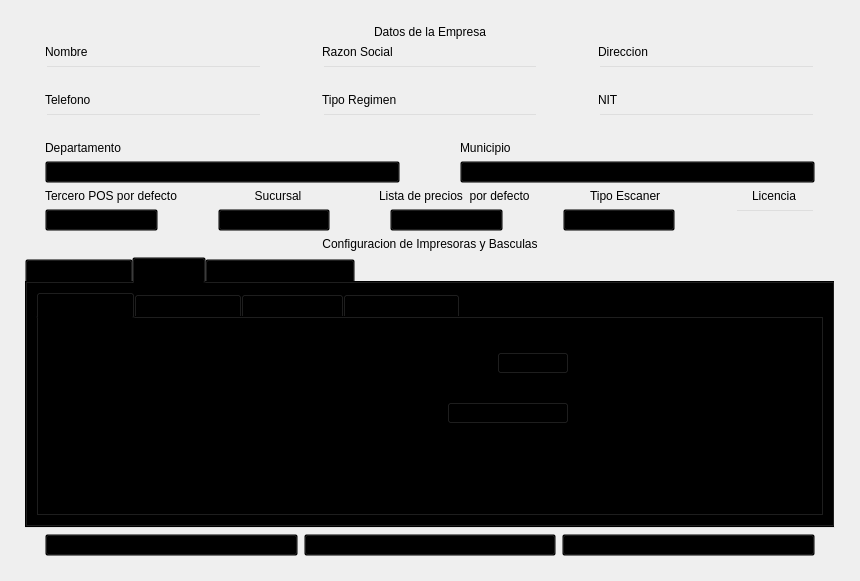
The window that gui/uis/pages/main_pages.ui (SGC-Byteco/SGC) describes before a commit, drawn with Qt 5.
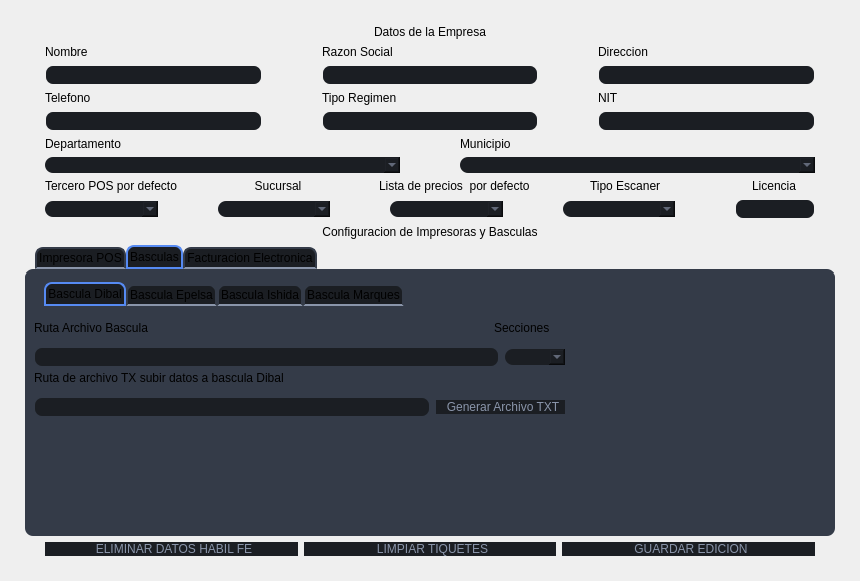
The same window after the commit. The open tabs and pages were chosen to show the change.

Diff of the .ui file:
```diff
--- a/gui/uis/pages/main_pages.ui
+++ b/gui/uis/pages/main_pages.ui
@@ -451,13 +451,64 @@
               <number>20</number>
              </property>
              <item>
-              <widget class="QLineEdit" name="datosEmpresa_nombre"/>
+              <widget class="QLineEdit" name="datosEmpresa_nombre">
+               <property name="styleSheet">
+                <string notr="true">QLineEdit {
+	background-color: #1b1e23;
+	border-radius: 8px;
+	border: 2px solid transparent;
+	padding-left: 10px;
+    padding-right: 10px;
+	selection-color: #f5f6f9;
+	selection-background-color: #568af2;
+    color: #8a95aa;
+}
+QLineEdit:focus {
+	border: 2px solid #568af2;
+    background-color: #21252d;
+}</string>
+               </property>
+              </widget>
              </item>
              <item>
-              <widget class="QLineEdit" name="datosEmpresa_razon_social"/>
+              <widget class="QLineEdit" name="datosEmpresa_razon_social">
+               <property name="styleSheet">
+                <string notr="true">QLineEdit {
+	background-color: #1b1e23;
+	border-radius: 8px;
+	border: 2px solid transparent;
+	padding-left: 10px;
+    padding-right: 10px;
+	selection-color: #f5f6f9;
+	selection-background-color: #568af2;
+    color: #8a95aa;
+}
+QLineEdit:focus {
+	border: 2px solid #568af2;
+    background-color: #21252d;
+}</string>
+               </property>
+              </widget>
              </item>
              <item>
-              <widget class="QLineEdit" name="datosEmpresa_direccion"/>
+              <widget class="QLineEdit" name="datosEmpresa_direccion">
+               <property name="styleSheet">
+                <string notr="true">QLineEdit {
+	background-color: #1b1e23;
+	border-radius: 8px;
+	border: 2px solid transparent;
+	padding-left: 10px;
+    padding-right: 10px;
+	selection-color: #f5f6f9;
+	selection-background-color: #568af2;
+    color: #8a95aa;
+}
+QLineEdit:focus {
+	border: 2px solid #568af2;
+    background-color: #21252d;
+}</string>
+               </property>
+              </widget>
              </item>
             </layout>
            </item>
@@ -534,13 +585,64 @@
               <number>20</number>
              </property>
              <item>
-              <widget class="QLineEdit" name="datosEmpresa_telefono"/>
+              <widget class="QLineEdit" name="datosEmpresa_telefono">
+               <property name="styleSheet">
+                <string notr="true">QLineEdit {
+	background-color: #1b1e23;
+	border-radius: 8px;
+	border: 2px solid transparent;
+	padding-left: 10px;
+    padding-right: 10px;
+	selection-color: #f5f6f9;
+	selection-background-color: #568af2;
+    color: #8a95aa;
+}
+QLineEdit:focus {
+	border: 2px solid #568af2;
+    background-color: #21252d;
+}</string>
+               </property>
+              </widget>
              </item>
              <item>
-              <widget class="QLineEdit" name="datosEmpresa_tipo_regimen"/>
+              <widget class="QLineEdit" name="datosEmpresa_tipo_regimen">
+               <property name="styleSheet">
+                <string notr="true">QLineEdit {
+	background-color: #1b1e23;
+	border-radius: 8px;
+	border: 2px solid transparent;
+	padding-left: 10px;
+    padding-right: 10px;
+	selection-color: #f5f6f9;
+	selection-background-color: #568af2;
+    color: #8a95aa;
+}
+QLineEdit:focus {
+	border: 2px solid #568af2;
+    background-color: #21252d;
+}</string>
+               </property>
+              </widget>
              </item>
              <item>
-              <widget class="QLineEdit" name="datosEmpresa_nit"/>
+              <widget class="QLineEdit" name="datosEmpresa_nit">
+               <property name="styleSheet">
+                <string notr="true">QLineEdit {
+	background-color: #1b1e23;
+	border-radius: 8px;
+	border: 2px solid transparent;
+	padding-left: 10px;
+    padding-right: 10px;
+	selection-color: #f5f6f9;
+	selection-background-color: #568af2;
+    color: #8a95aa;
+}
+QLineEdit:focus {
+	border: 2px solid #568af2;
+    background-color: #21252d;
+}</string>
+               </property>
+              </widget>
              </item>
             </layout>
            </item>
@@ -602,10 +704,24 @@
               <number>20</number>
              </property>
              <item>
-              <widget class="QComboBox" name="datosEmpresa_departamento"/>
+              <widget class="QComboBox" name="datosEmpresa_departamento">
+               <property name="styleSheet">
+                <string notr="true">border: none;
+color:#8a95aa ;
+border-radius:8 ;	
+background-color: #1b1e23;</string>
+               </property>
+              </widget>
              </item>
              <item>
-              <widget class="QComboBox" name="datosEmpresa_municipio"/>
+              <widget class="QComboBox" name="datosEmpresa_municipio">
+               <property name="styleSheet">
+                <string notr="true">border: none;
+color:#8a95aa ;
+border-radius:8 ;	
+background-color: #1b1e23;</string>
+               </property>
+              </widget>
              </item>
             </layout>
            </item>
@@ -727,16 +843,44 @@
               <number>20</number>
              </property>
              <item>
-              <widget class="QComboBox" name="datosEmpresa_tercero"/>
+              <widget class="QComboBox" name="datosEmpresa_tercero">
+               <property name="styleSheet">
+                <string notr="true">border: none;
+color:#8a95aa ;
+border-radius:8 ;	
+background-color: #1b1e23;</string>
+               </property>
+              </widget>
              </item>
              <item>
-              <widget class="QComboBox" name="datosEmpresa_sucursal"/>
+              <widget class="QComboBox" name="datosEmpresa_sucursal">
+               <property name="styleSheet">
+                <string notr="true">border: none;
+color:#8a95aa ;
+border-radius:8 ;	
+background-color: #1b1e23;</string>
+               </property>
+              </widget>
              </item>
              <item>
-              <widget class="QComboBox" name="datosEmpresa_lista_precios"/>
+              <widget class="QComboBox" name="datosEmpresa_lista_precios">
+               <property name="styleSheet">
+                <string notr="true">border: none;
+color:#8a95aa ;
+border-radius:8 ;	
+background-color: #1b1e23;</string>
+               </property>
+              </widget>
              </item>
              <item>
-              <widget class="QComboBox" name="datosEmpresa_tipo_escaner"/>
+              <widget class="QComboBox" name="datosEmpresa_tipo_escaner">
+               <property name="styleSheet">
+                <string notr="true">border: none;
+color:#8a95aa ;
+border-radius:8 ;	
+background-color: #1b1e23;</string>
+               </property>
+              </widget>
              </item>
              <item>
               <widget class="QLineEdit" name="datosEmpresa_licencia">
@@ -746,6 +890,22 @@
                  <height>16777215</height>
                 </size>
                </property>
+               <property name="styleSheet">
+                <string notr="true">QLineEdit {
+	background-color: #1b1e23;
+	border-radius: 8px;
+	border: 2px solid transparent;
+	padding-left: 10px;
+    padding-right: 10px;
+	selection-color: #f5f6f9;
+	selection-background-color: #568af2;
+    color: #8a95aa;
+}
+QLineEdit:focus {
+	border: 2px solid #568af2;
+    background-color: #21252d;
+}</string>
+               </property>
               </widget>
              </item>
             </layout>
@@ -767,7 +927,38 @@
            <item>
             <widget class="QTabWidget" name="configuraciones_basculas_2">
              <property name="styleSheet">
-              <string notr="true">background-color: transparent;</string>
+              <string notr="true">QTabWidget::pane { /* The tab widget frame */
+    border-top: 4px solid #343b48;
+	background-color: #343b48;
+	border-radius:8px
+}
+QTabWidget::tab-bar {
+    left: 10px; /* move to the right by 5px */
+}
+QTabBar::tab {
+    background: qlineargradient(x1: 0, y1: 0, x2: 0, y2: 1,
+                                stop: 0 #E1E1E1, stop: 0.4 #DDDDDD,
+                                stop: 0.5 #D8D8D8, stop: 1.0 #D3D3D3);
+    border: 2px solid #343b48;
+    border-bottom-color: #C2C7CB; /* same as the pane color */
+    border-top-left-radius: 8px;
+    border-top-right-radius: 8px;
+    min-width: 8px;
+    padding: 2px;
+}
+QTabBar::tab:selected, QTabBar::tab:hover {
+    background:  #1b1e23;
+}
+QTabBar::tab:selected {
+    border-color: #568af2;
+    border-bottom-color: #568af2; /* same as pane color */
+}
+QTabBar::tab:!selected {
+	background: #1b1e23;
+	border-bottom-color: #8a95aa;
+    margin-top: 2px; /* make non-selected tabs look smaller */
+}
+</string>
              </property>
              <property name="currentIndex">
               <number>0</number>
@@ -822,7 +1013,7 @@
                <item>
                 <widget class="QTabWidget" name="configuraciones_basculas">
                  <property name="styleSheet">
-                  <string notr="true">background-color: transparent;</string>
+                  <string notr="true"/>
                  </property>
                  <property name="currentIndex">
                   <number>0</number>
@@ -837,7 +1028,7 @@
                      <x>0</x>
                      <y>30</y>
                      <width>531</width>
-                     <height>31</height>
+                     <height>34</height>
                     </rect>
                    </property>
                    <layout class="QHBoxLayout" name="layout_configuracion_dibal_5">
@@ -849,10 +1040,33 @@
                         <height>16777215</height>
                        </size>
                       </property>
+                      <property name="styleSheet">
+                       <string notr="true">QLineEdit {
+	background-color: #1b1e23;
+	border-radius: 8px;
+	border: 2px solid transparent;
+	padding-left: 10px;
+    padding-right: 10px;
+	selection-color: #f5f6f9;
+	selection-background-color: #568af2;
+    color: #8a95aa;
+}
+QLineEdit:focus {
+	border: 2px solid #568af2;
+    background-color: #21252d;
+}</string>
+                      </property>
                      </widget>
                     </item>
                     <item>
-                     <widget class="QComboBox" name="configuracion_secciones_2"/>
+                     <widget class="QComboBox" name="configuracion_secciones_2">
+                      <property name="styleSheet">
+                       <string notr="true">border: none;
+color:#8a95aa ;
+border-radius:8 ;	
+background-color: #1b1e23;</string>
+                      </property>
+                     </widget>
                     </item>
                    </layout>
                   </widget>
@@ -888,7 +1102,7 @@
                      <x>0</x>
                      <y>80</y>
                      <width>531</width>
-                     <height>31</height>
+                     <height>34</height>
                     </rect>
                    </property>
                    <layout class="QHBoxLayout" name="layout_configuracion_dibal_6">
@@ -900,10 +1114,42 @@
                         <height>16777215</height>
                        </size>
                       </property>
+                      <property name="styleSheet">
+                       <string notr="true">QLineEdit {
+	background-color: #1b1e23;
+	border-radius: 8px;
+	border: 2px solid transparent;
+	padding-left: 10px;
+    padding-right: 10px;
+	selection-color: #f5f6f9;
+	selection-background-color: #568af2;
+    color: #8a95aa;
+}
+QLineEdit:focus {
+	border: 2px solid #568af2;
+    background-color: #21252d;
+}</string>
+                      </property>
                      </widget>
                     </item>
                     <item>
                      <widget class="QPushButton" name="boton_configuracion_dibal_2">
+                      <property name="styleSheet">
+                       <string notr="true">QPushButton {
+	border: none;
+    padding-left: 10px;
+    padding-right: 5px;
+    color: #8a95aa;
+	border-radius: 8;	
+	background-color: #1b1e23;
+}
+QPushButton:hover {
+	background-color: #21252d;
+}
+QPushButton:pressed {	
+	background-color: #272c36;
+}</string>
+                      </property>
                       <property name="text">
                        <string>Generar Archivo TXT</string>
                       </property>
@@ -1294,6 +1540,22 @@
              </property>
              <item>
               <widget class="QPushButton" name="configuracion_boton_factura_eliminar">
+               <property name="styleSheet">
+                <string notr="true">QPushButton {
+	border: none;
+    padding-left: 10px;
+    padding-right: 5px;
+    color: #8a95aa;
+	border-radius: 8;	
+	background-color: #1b1e23;
+}
+QPushButton:hover {
+	background-color: #21252d;
+}
+QPushButton:pressed {	
+	background-color: #272c36;
+}</string>
+               </property>
                <property name="text">
                 <string>ELIMINAR DATOS HABIL FE</string>
                </property>
@@ -1301,6 +1563,22 @@
              </item>
              <item>
               <widget class="QPushButton" name="configuracion_boton_factura_limpiar">
+               <property name="styleSheet">
+                <string notr="true">QPushButton {
+	border: none;
+    padding-left: 10px;
+    padding-right: 5px;
+    color: #8a95aa;
+	border-radius: 8;	
+	background-color: #1b1e23;
+}
+QPushButton:hover {
+	background-color: #21252d;
+}
+QPushButton:pressed {	
+	background-color: #272c36;
+}</string>
+               </property>
                <property name="text">
                 <string>LIMPIAR TIQUETES</string>
                </property>
@@ -1308,6 +1586,22 @@
              </item>
              <item>
               <widget class="QPushButton" name="configuracion_boton_factura_guardar">
+               <property name="styleSheet">
+                <string notr="true">QPushButton {
+	border: none;
+    padding-left: 10px;
+    padding-right: 5px;
+    color: #8a95aa;
+	border-radius: 8;	
+	background-color: #1b1e23;
+}
+QPushButton:hover {
+	background-color: #21252d;
+}
+QPushButton:pressed {	
+	background-color: #272c36;
+}</string>
+               </property>
                <property name="text">
                 <string>GUARDAR EDICION</string>
                </property>
```
Left out of the diff: 252 changed lines with no effect on the pictures.
